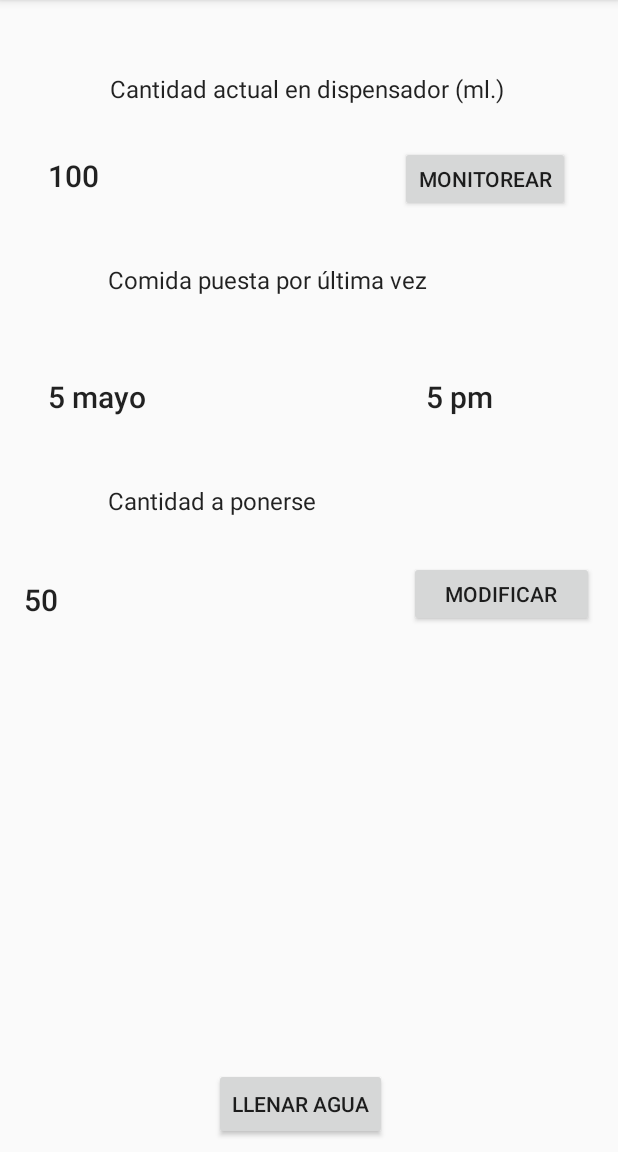
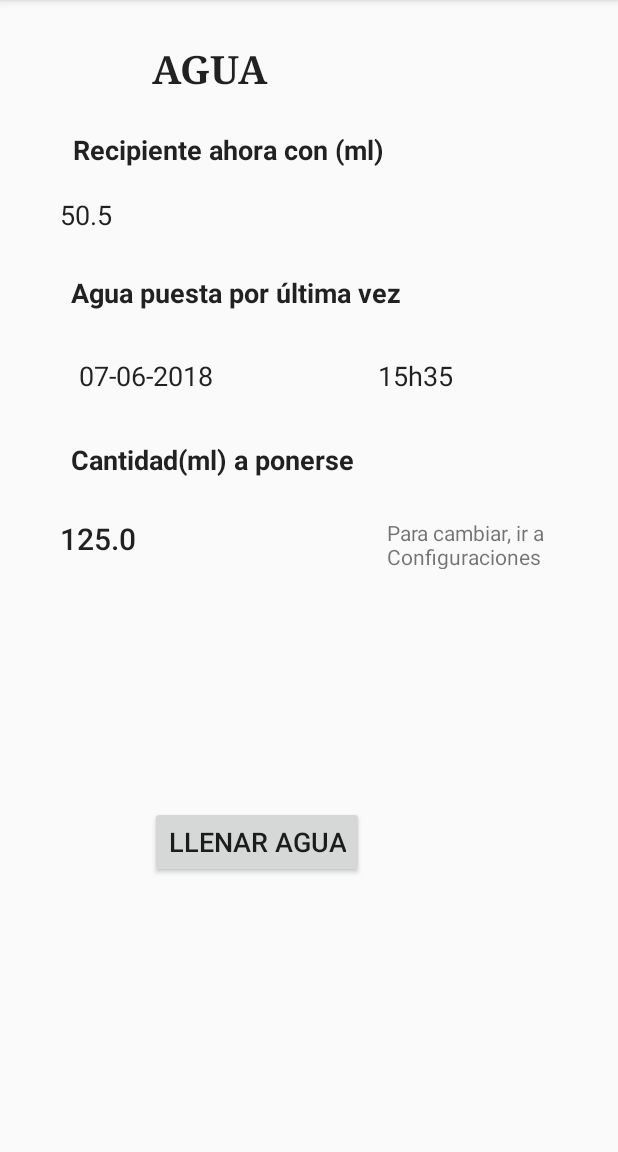
Before and after one commit to kersha38/proyectoMovil, an Android app: the AguaActivity screen opened directly, with no data from a screen before it, on a phone screen of 412 x 824 dp, the part 84-1236 px from its top. Run offline under Robolectric (Android 15) with nearby library versions, the phone set to English and light mode, and no system bars.

Commit message:
Agua actitvity

```diff
--- a/app/src/main/java/com/example/carlos/proyectomascotas/AguaActivity.java
+++ b/app/src/main/java/com/example/carlos/proyectomascotas/AguaActivity.java
@@ -2,12 +2,50 @@ package com.example.carlos.proyectomascotas;
 
 import android.support.v7.app.AppCompatActivity;
 import android.os.Bundle;
+import android.view.View;
+import android.widget.TextView;
+import android.widget.Toast;
+
+import com.example.carlos.proyectomascotas.control.LeerEscribirArchivos;
+import com.example.carlos.proyectomascotas.modelo.Configuration;
 
 public class AguaActivity extends AppCompatActivity {
+
+    TextView cantidadActualAgua;
+    TextView cantidadAguaPonerse;
+    TextView ultimaPuestaAguaFecha;
+    TextView ultimaPuestaAguaHora;
+    LeerEscribirArchivos leerEscribirArchivos = new LeerEscribirArchivos();
 
     @Override
     protected void onCreate(Bundle savedInstanceState) {
         super.onCreate(savedInstanceState);
         setContentView(R.layout.activity_agua);
+
+        cantidadActualAgua = (TextView)findViewById(R.id.cantidadActualAgua);
+        ultimaPuestaAguaFecha = findViewById(R.id.ultimaPuestaAguaFecha);
+        ultimaPuestaAguaHora = findViewById(R.id.ultimaPuestaAguaHora);
+        cantidadAguaPonerse = findViewById(R.id.cantidadAguaPonerse);
+        ultimaPuestaAguaFecha.setText("07-06-2018");
+        ultimaPuestaAguaHora.setText("15h35");
+
+        cantidadActualAgua.setText(monitorear());
+        cantidadAguaPonerse.setText(verConfiguracion());
+    }
+
+    private String verConfiguracion() {
+        Configuration configuration = leerEscribirArchivos.leerArchivo("configuration.bin");
+        return Double.toString(configuration.getCantidadComida());
+    }
+
+    private String monitorear() {
+        //sensor raspberry pi
+        Toast.makeText(getApplicationContext(),"Agua Monitoreada",Toast.LENGTH_SHORT).show();
+        return "50.5";
+    }
+
+    public void llenarAgua(View view){
+        //configuracion raspberry liberar agua ml
+        Toast.makeText(getApplicationContext(),"Recipiente con agua", Toast.LENGTH_SHORT).show();
     }
 }
--- a/app/src/main/java/com/example/carlos/proyectomascotas/CamaraActivity.java
+++ b/app/src/main/java/com/example/carlos/proyectomascotas/CamaraActivity.java
@@ -9,5 +9,6 @@ public class CamaraActivity extends AppCompatActivity {
     protected void onCreate(Bundle savedInstanceState) {
         super.onCreate(savedInstanceState);
         setContentView(R.layout.activity_camara);
+
     }
 }
--- a/app/src/main/res/layout/activity_agua.xml
+++ b/app/src/main/res/layout/activity_agua.xml
@@ -7,6 +7,24 @@
     tools:context=".AguaActivity">
 
     <TextView
+        android:id="@+id/textView10"
+        android:layout_width="122dp"
+        android:layout_height="34dp"
+        android:layout_marginBottom="8dp"
+        android:layout_marginEnd="32dp"
+        android:layout_marginLeft="8dp"
+        android:layout_marginRight="32dp"
+        android:layout_marginStart="8dp"
+        android:layout_marginTop="20dp"
+        android:text="Para cambiar, ir a Configuraciones"
+        app:layout_constraintBottom_toTopOf="@+id/buttonPonerAlimento"
+        app:layout_constraintEnd_toEndOf="parent"
+        app:layout_constraintHorizontal_bias="0.97"
+        app:layout_constraintStart_toEndOf="@+id/cantidadComidaPonerse"
+        app:layout_constraintTop_toBottomOf="@+id/textView"
+        app:layout_constraintVertical_bias="0.0" />
+
+    <TextView
         android:id="@+id/textView"
         android:layout_width="266dp"
         android:layout_height="31dp"
@@ -14,11 +32,13 @@
         android:layout_marginLeft="16dp"
         android:layout_marginRight="8dp"
         android:layout_marginStart="16dp"
-        android:layout_marginTop="40dp"
-        android:text="Cantidad a ponerse"
-        android:textAppearance="@style/TextAppearance.AppCompat.SearchResult.Subtitle"
+        android:layout_marginTop="24dp"
+        android:text="Cantidad(ml) a ponerse"
+        android:textAppearance="@style/TextAppearance.AppCompat.Body1"
+        android:textSize="18sp"
+        android:textStyle="bold"
         app:layout_constraintEnd_toEndOf="parent"
-        app:layout_constraintHorizontal_bias="0.457"
+        app:layout_constraintHorizontal_bias="0.255"
         app:layout_constraintStart_toStartOf="parent"
         app:layout_constraintTop_toBottomOf="@+id/ultimaPuestaAguaFecha" />
 
@@ -30,11 +50,13 @@
         android:layout_marginLeft="16dp"
         android:layout_marginRight="8dp"
         android:layout_marginStart="16dp"
-        android:layout_marginTop="40dp"
-        android:text="Comida puesta por última vez "
-        android:textAppearance="@style/TextAppearance.AppCompat.Menu"
+        android:layout_marginTop="20dp"
+        android:text="Agua puesta por última vez"
+        android:textAppearance="@style/TextAppearance.AppCompat.Body1"
+        android:textSize="18sp"
+        android:textStyle="bold"
         app:layout_constraintEnd_toEndOf="parent"
-        app:layout_constraintHorizontal_bias="0.457"
+        app:layout_constraintHorizontal_bias="0.255"
         app:layout_constraintStart_toStartOf="parent"
         app:layout_constraintTop_toBottomOf="@+id/cantidadActualAgua" />
 
@@ -46,26 +68,30 @@
         android:layout_marginLeft="8dp"
         android:layout_marginRight="8dp"
         android:layout_marginStart="8dp"
-        android:layout_marginTop="48dp"
-        android:text="Cantidad actual en dispensador (ml.)"
-        android:textAppearance="@style/TextAppearance.AppCompat.Menu"
+        android:layout_marginTop="24dp"
+        android:text="Recipiente ahora con (ml)"
+        android:textAppearance="@style/TextAppearance.AppCompat.Body1"
+        android:textSize="18sp"
+        android:textStyle="bold"
         app:layout_constraintEnd_toEndOf="parent"
+        app:layout_constraintHorizontal_bias="0.313"
         app:layout_constraintStart_toStartOf="parent"
-        app:layout_constraintTop_toTopOf="parent" />
+        app:layout_constraintTop_toBottomOf="@+id/textView9" />
 
     <TextView
         android:id="@+id/cantidadActualAgua"
-        android:layout_width="134dp"
+        android:layout_width="60dp"
         android:layout_height="32dp"
         android:layout_marginEnd="8dp"
-        android:layout_marginLeft="16dp"
+        android:layout_marginLeft="40dp"
         android:layout_marginRight="8dp"
-        android:layout_marginStart="16dp"
-        android:layout_marginTop="24dp"
+        android:layout_marginStart="40dp"
+        android:layout_marginTop="12dp"
         android:text="100 "
-        android:textAppearance="@style/TextAppearance.AppCompat.Title"
-        app:layout_constraintEnd_toStartOf="@+id/buttonMonitorearAgua"
-        app:layout_constraintHorizontal_bias="0.146"
+        android:textAppearance="@style/TextAppearance.AppCompat.Large"
+        android:textSize="18sp"
+        app:layout_constraintEnd_toEndOf="parent"
+        app:layout_constraintHorizontal_bias="0.0"
         app:layout_constraintStart_toStartOf="parent"
         app:layout_constraintTop_toBottomOf="@+id/textView3" />
 
@@ -77,11 +103,12 @@
         android:layout_marginLeft="16dp"
         android:layout_marginRight="8dp"
         android:layout_marginStart="16dp"
-        android:layout_marginTop="44dp"
+        android:layout_marginTop="24dp"
         android:text="5 mayo"
-        android:textAppearance="@style/TextAppearance.AppCompat.Title"
+        android:textAppearance="@style/TextAppearance.AppCompat.Large"
+        android:textSize="18sp"
         app:layout_constraintEnd_toStartOf="@+id/ultimaPuestaAguaHora"
-        app:layout_constraintHorizontal_bias="0.139"
+        app:layout_constraintHorizontal_bias="0.444"
         app:layout_constraintStart_toStartOf="parent"
         app:layout_constraintTop_toBottomOf="@+id/textView6" />
 
@@ -89,11 +116,12 @@
         android:id="@+id/ultimaPuestaAguaHora"
         android:layout_width="112dp"
         android:layout_height="32dp"
-        android:layout_marginEnd="16dp"
-        android:layout_marginRight="16dp"
-        android:layout_marginTop="44dp"
+        android:layout_marginEnd="48dp"
+        android:layout_marginRight="48dp"
+        android:layout_marginTop="24dp"
         android:text="5 pm"
-        android:textAppearance="@style/TextAppearance.AppCompat.Title"
+        android:textAppearance="@style/TextAppearance.AppCompat.Large"
+        android:textSize="18sp"
         app:layout_constraintEnd_toEndOf="parent"
         app:layout_constraintTop_toBottomOf="@+id/textView6" />
 
@@ -101,59 +129,51 @@
         android:id="@+id/buttonPonerAgua"
         android:layout_width="wrap_content"
         android:layout_height="wrap_content"
-        android:layout_marginBottom="8dp"
-        android:layout_marginEnd="8dp"
-        android:layout_marginLeft="120dp"
-        android:layout_marginRight="8dp"
-        android:layout_marginStart="120dp"
-        android:layout_marginTop="28dp"
+        android:layout_marginBottom="40dp"
+        android:layout_marginEnd="80dp"
+        android:layout_marginLeft="100dp"
+        android:layout_marginRight="80dp"
+        android:layout_marginStart="100dp"
+        android:layout_marginTop="8dp"
+        android:onClick="llenarAgua"
         android:text="LLenar agua"
+        android:textSize="18sp"
         app:layout_constraintBottom_toBottomOf="parent"
         app:layout_constraintEnd_toEndOf="parent"
-        app:layout_constraintHorizontal_bias="0.136"
+        app:layout_constraintHorizontal_bias="0.0"
         app:layout_constraintStart_toStartOf="parent"
-        app:layout_constraintTop_toBottomOf="@+id/textView7"
-        app:layout_constraintVertical_bias="1.0" />
-
-    <Button
-        android:id="@+id/buttonMonitorearAgua"
-        android:layout_width="wrap_content"
-        android:layout_height="44dp"
-        android:layout_marginBottom="8dp"
-        android:layout_marginEnd="32dp"
-        android:layout_marginRight="32dp"
-        android:layout_marginTop="16dp"
-        android:text="Monitorear"
-        app:layout_constraintBottom_toTopOf="@+id/textView6"
-        app:layout_constraintEnd_toEndOf="parent"
-        app:layout_constraintTop_toBottomOf="@+id/textView3"
-        app:layout_constraintVertical_bias="0.083" />
+        app:layout_constraintTop_toBottomOf="@+id/textView10"
+        app:layout_constraintVertical_bias="0.513" />
 
     <TextView
-        android:id="@+id/textView7"
-        android:layout_width="134dp"
+        android:id="@+id/cantidadAguaPonerse"
+        android:layout_width="52dp"
         android:layout_height="32dp"
-        android:layout_marginEnd="8dp"
-        android:layout_marginLeft="16dp"
-        android:layout_marginRight="8dp"
-        android:layout_marginStart="16dp"
-        android:layout_marginTop="32dp"
+        android:layout_marginLeft="40dp"
+        android:layout_marginStart="40dp"
+        android:layout_marginTop="20dp"
         android:text="50"
         android:textAppearance="@style/TextAppearance.AppCompat.Title"
-        app:layout_constraintEnd_toStartOf="@+id/buttonConfigurarCantidadAgua"
-        app:layout_constraintHorizontal_bias="0.0"
         app:layout_constraintStart_toStartOf="parent"
         app:layout_constraintTop_toBottomOf="@+id/textView" />
 
-    <Button
-        android:id="@+id/buttonConfigurarCantidadAgua"
-        android:layout_width="123dp"
-        android:layout_height="44dp"
-        android:layout_marginEnd="16dp"
-        android:layout_marginRight="16dp"
-        android:layout_marginTop="20dp"
-        android:text="Modificar"
+    <TextView
+        android:id="@+id/textView9"
+        android:layout_width="wrap_content"
+        android:layout_height="wrap_content"
+        android:layout_marginEnd="50dp"
+        android:layout_marginLeft="100dp"
+        android:layout_marginRight="50dp"
+        android:layout_marginStart="100dp"
+        android:layout_marginTop="28dp"
+        android:text="AGUA"
+        android:textAppearance="@style/TextAppearance.AppCompat.Title"
+        android:textSize="26sp"
+        android:textStyle="bold"
+        app:fontFamily="serif"
         app:layout_constraintEnd_toEndOf="parent"
-        app:layout_constraintTop_toBottomOf="@+id/textView" />
+        app:layout_constraintHorizontal_bias="0.006"
+        app:layout_constraintStart_toStartOf="parent"
+        app:layout_constraintTop_toTopOf="parent" />
 
 </android.support.constraint.ConstraintLayout>
```
Also changed, not shown: app/src/main/java/com/example/carlos/proyectomascotas/ComidaActivity.java (+41 -0 lines), app/src/main/res/layout/activity_comida.xml (+84 -62 lines).
